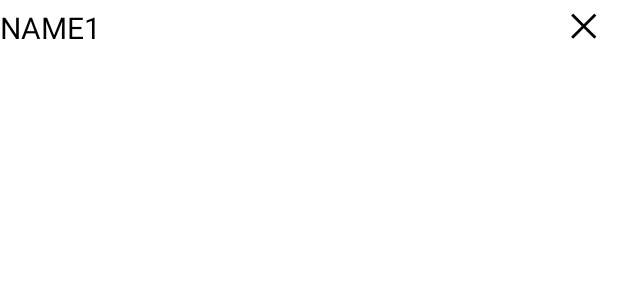
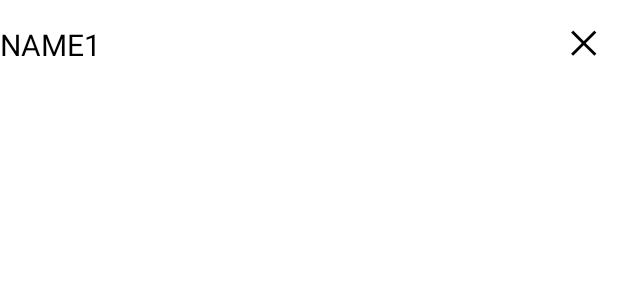
Before and after one commit to AnujSrivastava007/RandomTeams, an Android app: the layout name_list_custom.xml on its own in the app's theme, with its tools: preview values and no code run, on a phone screen of 412 x 824 dp. Shown: the top 300 px of the screen. Run offline under Robolectric (Android 15) with nearby library versions, the phone set to English and light mode, and no system bars.

Commit message:
Increased listView tile height, Made edittext to enter a single line and Made entered names first letter Caps

```diff
--- a/app/src/main/res/layout/activity_manual.xml
+++ b/app/src/main/res/layout/activity_manual.xml
@@ -31,6 +31,7 @@ also see coress and edit nae on clidl-->
             android:layout_marginBottom="16dp"
             android:layout_marginRight="8dp"
             android:hint="Type member name"
+            android:inputType="textCapWords"
             android:fontFamily="monospace"
             android:layout_weight="4"/>
 
--- a/app/src/main/res/layout/name_list_custom.xml
+++ b/app/src/main/res/layout/name_list_custom.xml
@@ -12,7 +12,9 @@
         android:layout_weight="8"
         tools:text="NAME1"
         android:textSize="20sp"
-        android:textColor="@color/black"/>
+        android:textColor="@color/black"
+        android:paddingBottom="8dp"
+        android:paddingTop="16dp"/>
 
     <TextView
         android:layout_width="0dp"
```
